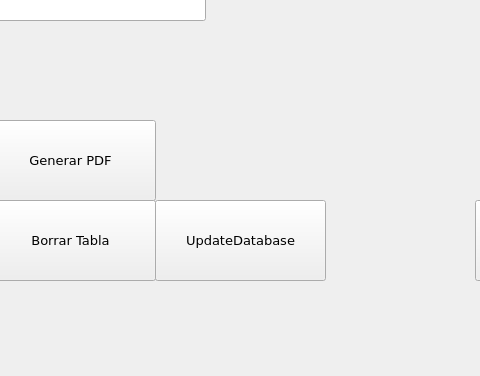
First picture: the form in sourceCode/mainwindow.ui, repository lion037osx/qtDatabase, before the edit; both pictures show x 205 to 685 and y 337 to 713 of the 916 by 713 pixel window.
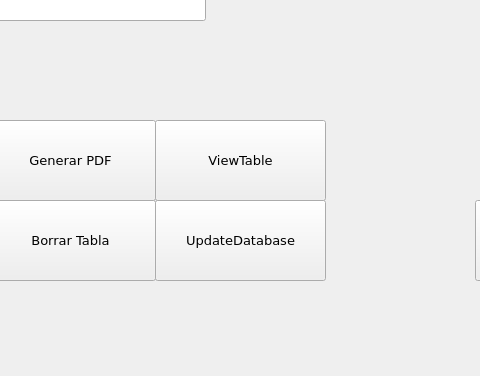
Second picture: the form after the edit.

Patch:
```diff
--- a/sourceCode/mainwindow.ui
+++ b/sourceCode/mainwindow.ui
@@ -469,6 +469,25 @@
      <string>UpdateDatabase</string>
     </property>
    </widget>
+   <widget class="QPushButton" name="pushButtonViewTable">
+    <property name="geometry">
+     <rect>
+      <x>360</x>
+      <y>440</y>
+      <width>171</width>
+      <height>81</height>
+     </rect>
+    </property>
+    <property name="font">
+     <font>
+      <family>DejaVu Sans</family>
+      <pointsize>10</pointsize>
+     </font>
+    </property>
+    <property name="text">
+     <string>ViewTable</string>
+    </property>
+   </widget>
   </widget>
   <widget class="QMenuBar" name="menuBar">
    <property name="geometry">
```
